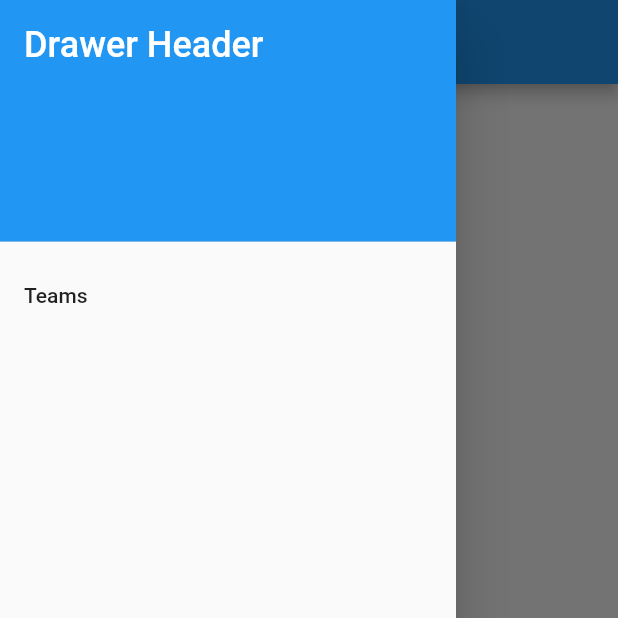
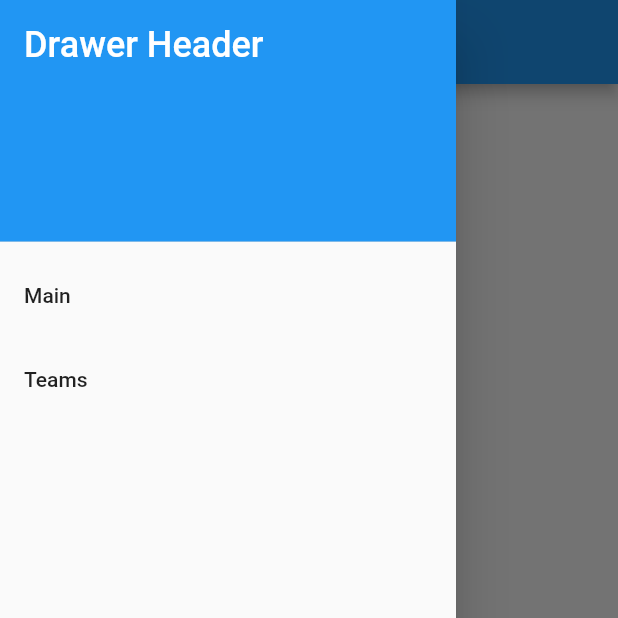
Before and after one commit to Hamchilai/rating_app, a Flutter app: the screen it shows after launch, with the side drawer open, on a phone screen of 412 x 824 dp, the top half of it. Run offline on Flutter 3.47's test engine with Material 2 defaults, Android fonts, the phone set to English and light mode, and no system bars.

Commit message:
Create two lists in the drawer

```diff
--- a/lib/main.dart
+++ b/lib/main.dart
@@ -47,7 +47,13 @@ class MyHomePage extends StatefulWidget {
   State<MyHomePage> createState() => _MyHomePageState();
 }
 
+enum Body {
+  main,
+  teams
+}
+
 class _MyHomePageState extends State<MyHomePage> {
+  Body body = Body.main;
   @override
   Widget build(BuildContext context) {
     // This method is rerun every time setState is called.
@@ -62,8 +68,8 @@ class _MyHomePageState extends State<MyHomePage> {
       drawer: Drawer(
         child: ListView(
           padding: EdgeInsets.zero,
-          children: const <Widget>[
-            DrawerHeader(
+          children: <Widget>[
+            const DrawerHeader(
               decoration: BoxDecoration(
                 color: Colors.blue,
               ),
@@ -76,11 +82,37 @@ class _MyHomePageState extends State<MyHomePage> {
               ),
             ),
             ListTile(
-              title: Text('Teams'),
+              title: const Text('Main'),
+              onTap: () {
+                setState(() {
+                  body = Body.main;
+                });
+                Navigator.pop(context); // close the drawer
+              },
+            ),
+            ListTile(
+              title: const Text('Teams'),
+              onTap: () {
+                setState(() {
+                  body = Body.teams;
+                });
+                Navigator.pop(context); // close the drawer
+              },
             ),
           ],
         ),
       ),
+      body: GetBody(body),
     );
   }
+
+  Widget GetBody(Body body) {
+    if (body == Body.main) {
+      return const Text('Main body');
+    }
+    if (body == Body.teams) {
+      return const Text('Teams body');
+    }
+    return const Text('Not reached');
+  }
 }
```
